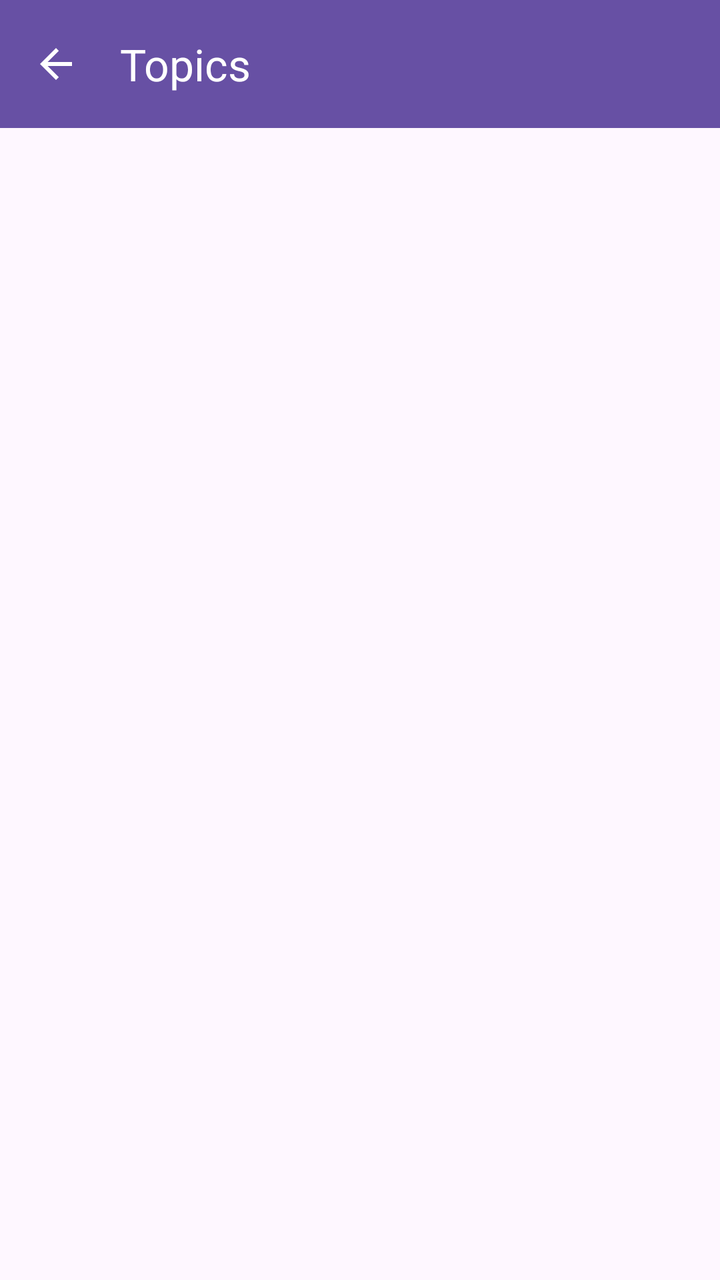
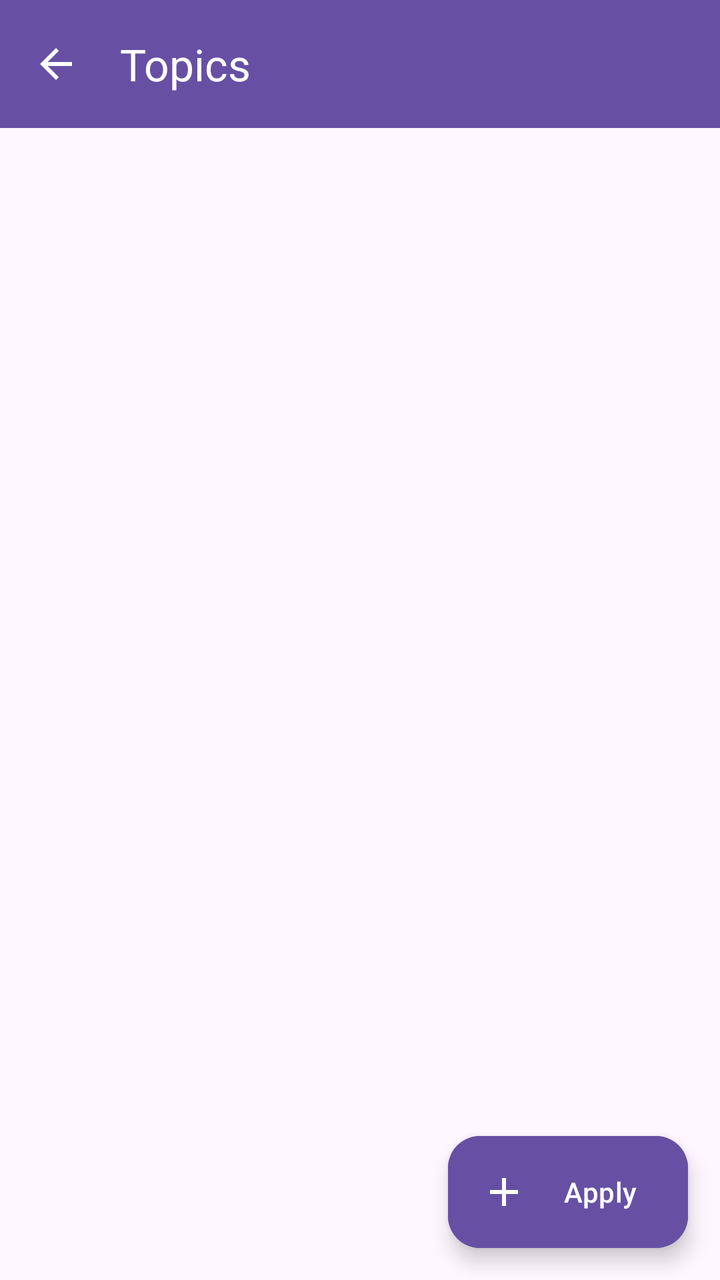

An Android layout rendered at two revisions. The XML below is the earlier revision; the diff shows what the commit changed to produce the second picture.
<!-- AndroidManifest.xml: application theme Theme.EServicesICCHelper -->
<!-- res/layout/activity_topics.xml -->
<?xml version="1.0" encoding="utf-8"?>
<androidx.constraintlayout.widget.ConstraintLayout xmlns:android="http://schemas.android.com/apk/res/android"
    xmlns:app="http://schemas.android.com/apk/res-auto"
    xmlns:tools="http://schemas.android.com/tools"
    android:layout_width="match_parent"
    android:layout_height="match_parent"
    android:fitsSystemWindows="true"
    tools:context=".TopicsActivity">

    <com.google.android.material.appbar.AppBarLayout
        android:id="@+id/appBarLayout"
        android:layout_width="match_parent"
        android:layout_height="wrap_content"
        app:layout_constraintTop_toTopOf="parent">

        <com.google.android.material.appbar.MaterialToolbar
            android:id="@+id/toolbar"
            android:layout_width="match_parent"
            android:layout_height="?attr/actionBarSize"
            android:background="?attr/colorPrimary"
            app:navigationIcon="@drawable/ic_back"
            app:title="Topics"
            app:titleTextColor="@color/white" />

    </com.google.android.material.appbar.AppBarLayout>

    <androidx.recyclerview.widget.RecyclerView
        android:id="@+id/recyclerViewTopics"
        android:layout_width="match_parent"
        android:layout_height="0dp"
        android:padding="8dp"
        app:layout_constraintBottom_toBottomOf="parent"
        app:layout_constraintTop_toBottomOf="@id/appBarLayout"
        tools:listitem="@layout/item_topic" />

</androidx.constraintlayout.widget.ConstraintLayout>
<!-- res/layout/item_topic.xml (included above) -->
<?xml version="1.0" encoding="utf-8"?>
<com.google.android.material.card.MaterialCardView xmlns:android="http://schemas.android.com/apk/res/android"
    xmlns:app="http://schemas.android.com/apk/res-auto"
    android:layout_width="match_parent"
    android:layout_height="wrap_content"
    android:layout_margin="8dp"
    app:cardCornerRadius="8dp"
    app:cardElevation="2dp">

    <LinearLayout
        android:layout_width="match_parent"
        android:layout_height="wrap_content"
        android:gravity="center_vertical"
        android:orientation="horizontal"
        android:padding="16dp">

        <TextView
            android:id="@+id/tvTopicTitle"
            android:layout_width="0dp"
            android:layout_height="wrap_content"
            android:layout_weight="1"
            android:text="Topic Title"
            android:textSize="16sp" />

        <ImageView
            android:layout_width="wrap_content"
            android:layout_height="wrap_content"
            android:src="@drawable/ic_arrow_forward"
            app:tint="@color/black" />

    </LinearLayout>

</com.google.android.material.card.MaterialCardView>
<!-- resources referenced by this layout -->
<resources>
  <color name="black">#FF000000</color>
  <color name="white">#FFFFFFFF</color>
  <!-- drawable ic_arrow_forward (drawable) -->
  <vector xmlns:android="http://schemas.android.com/apk/res/android"
      android:width="24dp"
      android:height="24dp"
      android:viewportWidth="24"
      android:viewportHeight="24">
    <path
        android:fillColor="@android:color/black"
        android:pathData="M12,4l-1.41,1.41L16.17,11H4v2h12.17l-5.58,5.59L12,20l8,-8z"/>
  </vector>
  <!-- drawable ic_back (drawable) -->
  <vector xmlns:android="http://schemas.android.com/apk/res/android"
      android:width="24dp"
      android:height="24dp"
      android:viewportWidth="24"
      android:viewportHeight="24">
    <path
        android:fillColor="@android:color/white"
        android:pathData="M20,11H7.83l5.59,-5.59L12,4l-8,8l8,8l1.41,-1.41L7.83,13H20v-2z"/>
  </vector>
  <style name="Theme.EServicesICCHelper" parent="Base.Theme.EServicesICCHelper" />
  <style name="Base.Theme.EServicesICCHelper" parent="Theme.Material3.DayNight.NoActionBar">
          
          <item name="colorPrimary">@color/md_theme_light_primary</item>
          <item name="colorOnPrimary">@color/md_theme_light_onPrimary</item>
          <item name="colorPrimaryContainer">@color/md_theme_light_primaryContainer</item>
          <item name="colorOnPrimaryContainer">@color/md_theme_light_onPrimaryContainer</item>
          <item name="colorSecondary">@color/md_theme_light_secondary</item>
          <item name="colorOnSecondary">@color/md_theme_light_onSecondary</item>
          <item name="colorSecondaryContainer">@color/md_theme_light_secondaryContainer</item>
          <item name="colorOnSecondaryContainer">@color/md_theme_light_onSecondaryContainer</item>
  
          <item name="android:statusBarColor">@color/md_theme_light_primary</item>
          <item name="android:windowLightStatusBar">false</item>
      </style>
  <color name="md_theme_light_primary">#6750A4</color>
  <color name="md_theme_light_onPrimary">#FFFFFF</color>
  <color name="md_theme_light_primaryContainer">#EADDFF</color>
  <color name="md_theme_light_onPrimaryContainer">#21005D</color>
  <color name="md_theme_light_secondary">#625B71</color>
  <color name="md_theme_light_onSecondary">#FFFFFF</color>
  <color name="md_theme_light_secondaryContainer">#E8DEF8</color>
  <color name="md_theme_light_onSecondaryContainer">#1D192B</color>
</resources>

<!-- the commit's change to res/layout/activity_topics.xml (unified diff, before → after) -->
@@ -32,6 +32,10 @@
         app:layout_constraintBottom_toBottomOf="parent"
         app:layout_constraintTop_toBottomOf="@id/appBarLayout"
         tools:listitem="@layout/item_topic" />
+
+    <include
+        android:id="@+id/layoutFabApply"
+        layout="@layout/layout_apply_fab" />
 
 </androidx.constraintlayout.widget.ConstraintLayout>
 <!-- res/layout/item_topic.xml (included above) -->
@@ -68,3 +72,18 @@
     </LinearLayout>
 
 </com.google.android.material.card.MaterialCardView>
+<!-- res/layout/layout_apply_fab.xml (included above) -->
+<?xml version="1.0" encoding="utf-8"?>
+<com.google.android.material.floatingactionbutton.ExtendedFloatingActionButton xmlns:android="http://schemas.android.com/apk/res/android"
+    xmlns:app="http://schemas.android.com/apk/res-auto"
+    android:id="@+id/fabApply"
+    android:layout_width="wrap_content"
+    android:layout_height="wrap_content"
+    android:layout_margin="16dp"
+    android:text="@string/btn_apply"
+    android:textColor="@color/white"
+    app:backgroundTint="?attr/colorPrimary"
+    app:icon="@drawable/ic_add"
+    app:iconTint="@color/white"
+    app:layout_constraintBottom_toBottomOf="parent"
+    app:layout_constraintEnd_toEndOf="parent" />
<!-- resource entries referenced after the edit -->
@@ -2,6 +2,17 @@
 <resources>
   <color name="black">#FF000000</color>
   <color name="white">#FFFFFFFF</color>
+  <!-- drawable ic_add (drawable) -->
+  <vector xmlns:android="http://schemas.android.com/apk/res/android"
+      android:width="24dp"
+      android:height="24dp"
+      android:viewportWidth="24"
+      android:viewportHeight="24"
+      android:tint="?attr/colorControlNormal">
+    <path
+        android:fillColor="@android:color/white"
+        android:pathData="M19,13h-6v6h-2v-6H5v-2h6V5h2v6h6v2z"/>
+  </vector>
   <!-- drawable ic_arrow_forward (drawable) -->
   <vector xmlns:android="http://schemas.android.com/apk/res/android"
       android:width="24dp"
@@ -22,6 +33,7 @@
         android:fillColor="@android:color/white"
         android:pathData="M20,11H7.83l5.59,-5.59L12,4l-8,8l8,8l1.41,-1.41L7.83,13H20v-2z"/>
   </vector>
+  <string name="btn_apply">Apply</string>
   <style name="Theme.EServicesICCHelper" parent="Base.Theme.EServicesICCHelper" />
   <style name="Base.Theme.EServicesICCHelper" parent="Theme.Material3.DayNight.NoActionBar">
           
